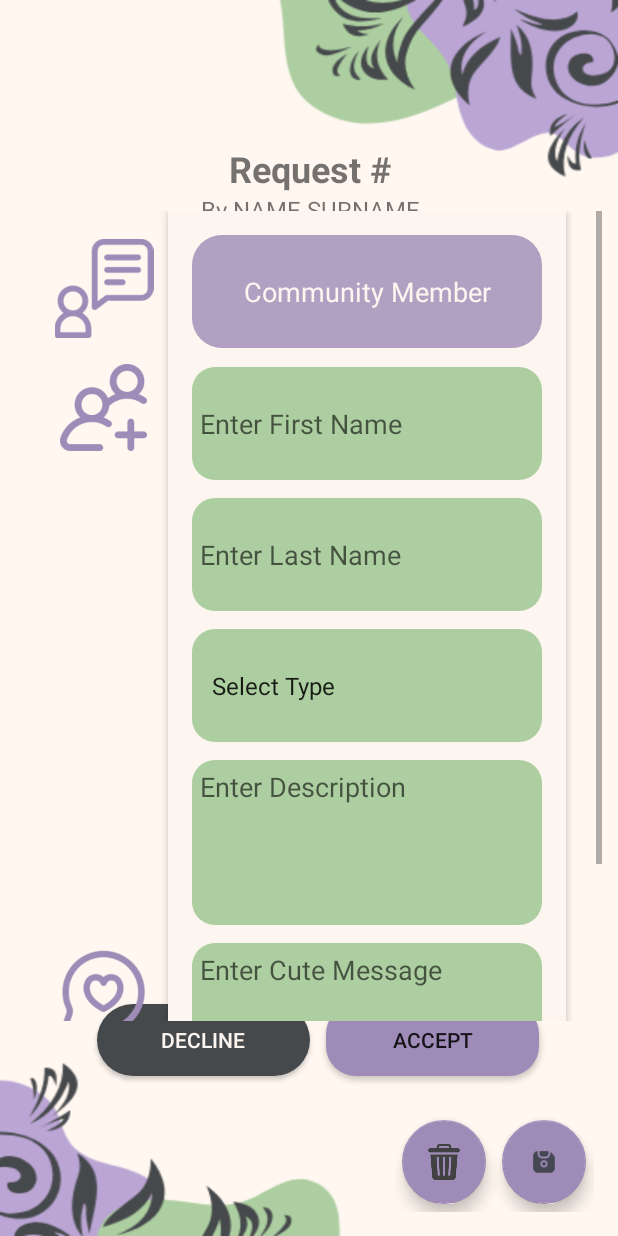
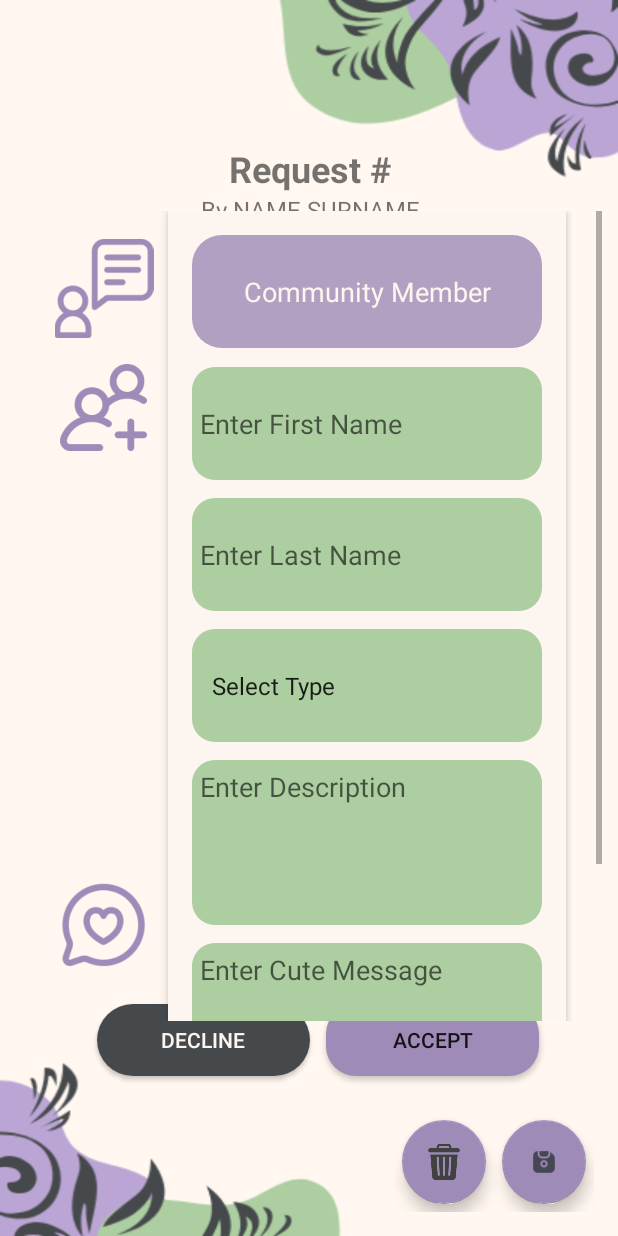
Before and after one commit to chxtty/Re-Collect, an Android app: the RequestEditCommunity screen opened directly, with no data from a screen before it, on a phone screen of 412 x 824 dp. Run offline under Robolectric (Android 15) with nearby library versions, the phone set to English and light mode, and no system bars; our stand-ins replace CircleImageView, Volley; network calls fail; pictures from the network do not load.

Commit message:
update UI for requests

```diff
--- a/app/src/main/res/layout/activity_request_edit.xml
+++ b/app/src/main/res/layout/activity_request_edit.xml
@@ -260,7 +260,7 @@
                         android:layout_height="62dp"
                         android:layout_gravity="center_horizontal"
                         android:layout_marginTop="5dp"
-                        android:layout_marginBottom="320dp"
+                        android:layout_marginBottom="275dp"
                         app:srcCompat="@drawable/add_group" />
 
                     <ImageView
@@ -268,7 +268,7 @@
                         android:layout_width="67dp"
                         android:layout_height="77dp"
                         android:layout_gravity="center"
-                        android:layout_marginBottom="30dp"
+                        android:layout_marginBottom="22dp"
                         app:srcCompat="@drawable/chat" />
 
                     <ImageView
```
Also changed, not shown: app/src/main/res/layout/request_item.xml (+6 -7 lines).
